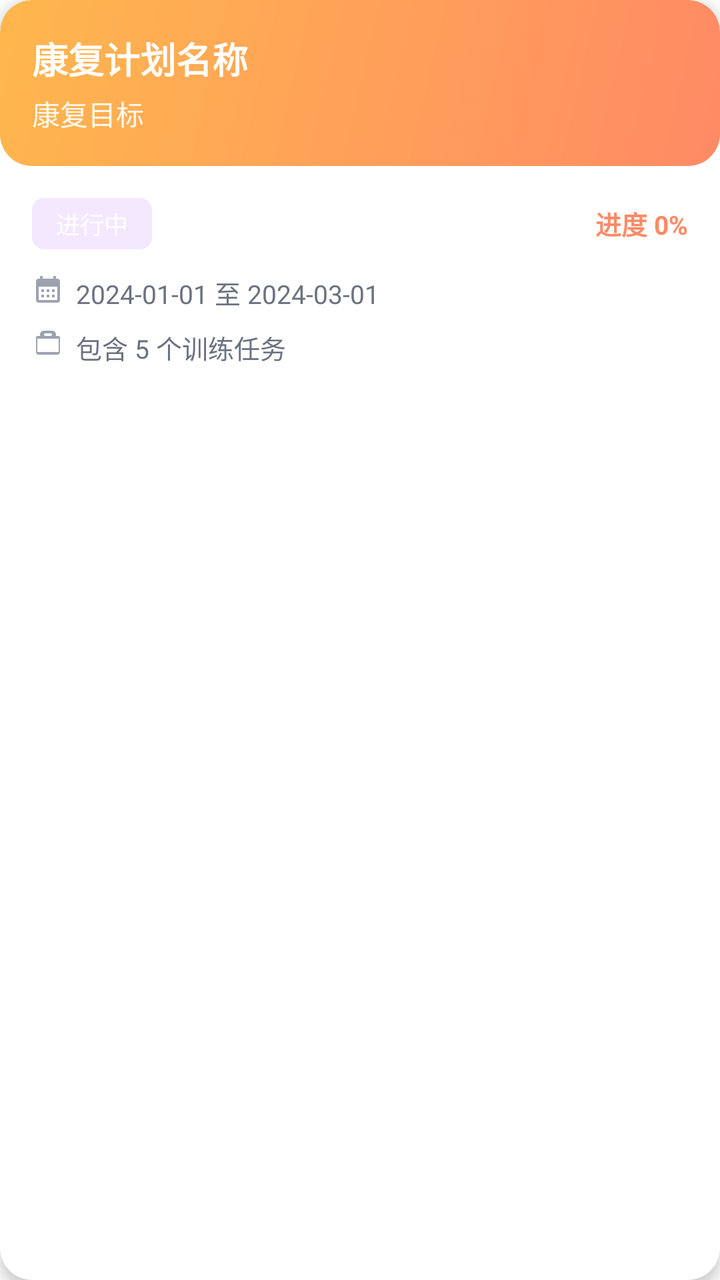
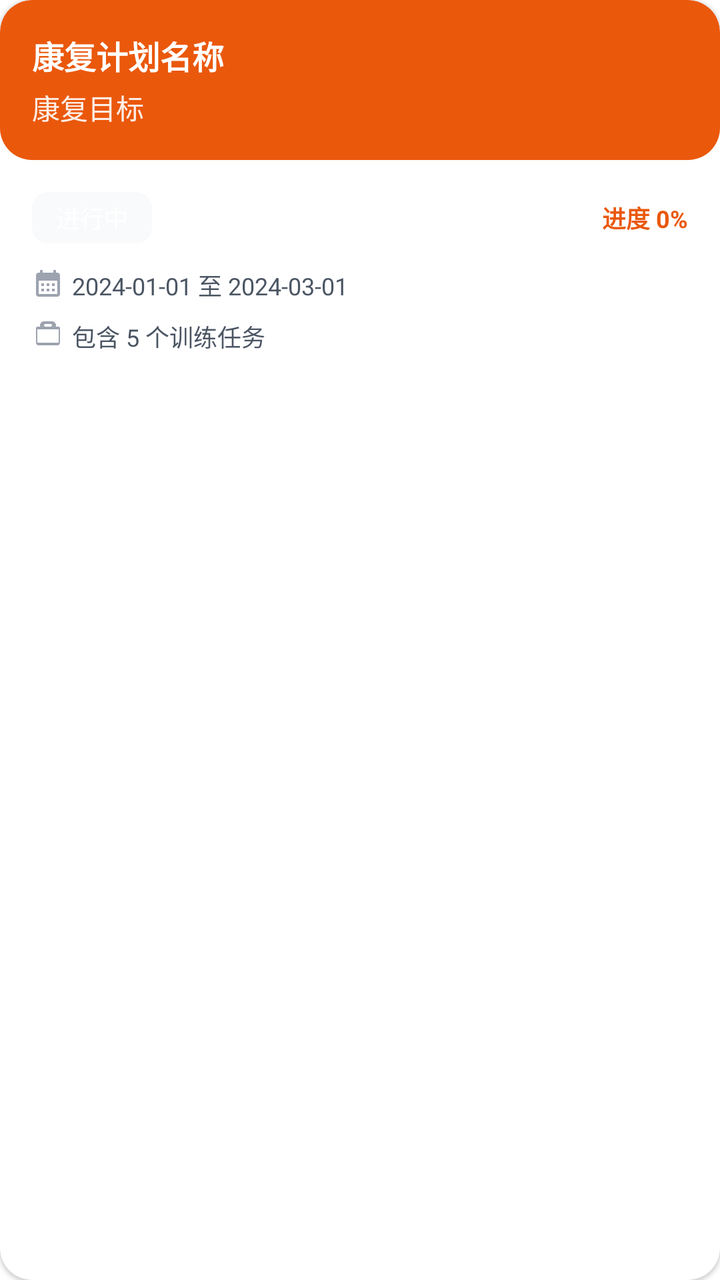

An Android layout rendered at two revisions. The XML below is the earlier revision; the diff shows what the commit changed to produce the second picture.
<!-- AndroidManifest.xml: application theme Theme.WinsRehab -->
<!-- res/layout/item_rehab_plan.xml -->
<?xml version="1.0" encoding="utf-8"?>
<androidx.cardview.widget.CardView
    xmlns:android="http://schemas.android.com/apk/res/android"
    xmlns:app="http://schemas.android.com/apk/res-auto"
    android:layout_width="match_parent"
    android:layout_height="wrap_content"
    android:layout_margin="8dp"
    app:cardCornerRadius="16dp"
    app:cardElevation="4dp"
    android:clickable="true"
    android:focusable="true"
    android:foreground="?attr/selectableItemBackground">

    <LinearLayout
        android:layout_width="match_parent"
        android:layout_height="wrap_content"
        android:orientation="vertical">

        
        <LinearLayout
            android:layout_width="match_parent"
            android:layout_height="wrap_content"
            android:background="@drawable/bg_gradient_warm"
            android:padding="16dp"
            android:orientation="vertical">

            
            <TextView
                android:id="@+id/tv_plan_name"
                android:layout_width="match_parent"
                android:layout_height="wrap_content"
                android:text="康复计划名称"
                android:textSize="18sp"
                android:textStyle="bold"
                android:textColor="#FFFFFF"/>

            
            <TextView
                android:id="@+id/tv_plan_goal"
                android:layout_width="match_parent"
                android:layout_height="wrap_content"
                android:layout_marginTop="4dp"
                android:text="康复目标"
                android:textSize="14sp"
                android:textColor="#FFFFFF"
                android:alpha="0.9"/>
        </LinearLayout>

        
        <LinearLayout
            android:layout_width="match_parent"
            android:layout_height="wrap_content"
            android:padding="16dp"
            android:orientation="vertical">

            
            <LinearLayout
                android:layout_width="match_parent"
                android:layout_height="wrap_content"
                android:orientation="horizontal"
                android:gravity="center_vertical">

                <TextView
                    android:id="@+id/tv_plan_status"
                    android:layout_width="wrap_content"
                    android:layout_height="wrap_content"
                    android:text="进行中"
                    android:textSize="12sp"
                    android:textColor="#FFFFFF"
                    android:background="@drawable/bg_badge_purple"
                    android:paddingHorizontal="12dp"
                    android:paddingVertical="4dp"/>

                <View
                    android:layout_width="0dp"
                    android:layout_height="1dp"
                    android:layout_weight="1"/>

                <TextView
                    android:id="@+id/tv_plan_progress"
                    android:layout_width="wrap_content"
                    android:layout_height="wrap_content"
                    android:text="进度 0%"
                    android:textSize="13sp"
                    android:textColor="#FF8A65"
                    android:textStyle="bold"/>
            </LinearLayout>

            
            <LinearLayout
                android:layout_width="match_parent"
                android:layout_height="wrap_content"
                android:layout_marginTop="12dp"
                android:orientation="horizontal">

                <ImageView
                    android:layout_width="16dp"
                    android:layout_height="16dp"
                    android:src="@drawable/ic_calendar"
                    app:tint="#9CA3AF"/>

                <TextView
                    android:id="@+id/tv_plan_date"
                    android:layout_width="wrap_content"
                    android:layout_height="wrap_content"
                    android:layout_marginStart="6dp"
                    android:text="2024-01-01 至 2024-03-01"
                    android:textSize="13sp"
                    android:textColor="#6B7280"/>
            </LinearLayout>

            
            <LinearLayout
                android:layout_width="match_parent"
                android:layout_height="wrap_content"
                android:layout_marginTop="8dp"
                android:orientation="horizontal">

                <ImageView
                    android:layout_width="16dp"
                    android:layout_height="16dp"
                    android:src="@drawable/ic_task"
                    app:tint="#9CA3AF"/>

                <TextView
                    android:id="@+id/tv_task_count"
                    android:layout_width="wrap_content"
                    android:layout_height="wrap_content"
                    android:layout_marginStart="6dp"
                    android:text="包含 5 个训练任务"
                    android:textSize="13sp"
                    android:textColor="#6B7280"/>
            </LinearLayout>
        </LinearLayout>
    </LinearLayout>
</androidx.cardview.widget.CardView>
<!-- resources referenced by this layout -->
<resources>
  <!-- drawable bg_badge_purple (drawable) -->
  <?xml version="1.0" encoding="utf-8"?>
  <shape xmlns:android="http://schemas.android.com/apk/res/android">
      <solid android:color="#F3E8FF" /> 
      <corners android:radius="6dp" />
  </shape>
  <!-- drawable bg_gradient_warm (drawable) -->
  <?xml version="1.0" encoding="utf-8"?>
  <shape xmlns:android="http://schemas.android.com/apk/res/android">
      <gradient
          android:startColor="#FF8A65"
          android:endColor="#FFB74D"
          android:angle="135"/>
      <corners android:radius="16dp"/>
  </shape>
  <!-- drawable ic_calendar (drawable) -->
  <vector xmlns:android="http://schemas.android.com/apk/res/android" android:height="24dp" android:tint="#000000" android:viewportHeight="24" android:viewportWidth="24" android:width="24dp">
        
      <path android:fillColor="@android:color/white" android:pathData="M19,4h-1V2h-2v2H8V2H6v2H5C3.89,4 3.01,4.9 3.01,6L3,20c0,1.1 0.89,2 2,2h14c1.1,0 2,-0.9 2,-2V6C21,4.9 20.1,4 19,4zM19,20H5V10h14V20zM9,14H7v-2h2V14zM13,14h-2v-2h2V14zM17,14h-2v-2h2V14zM9,18H7v-2h2V18zM13,18h-2v-2h2V18zM17,18h-2v-2h2V18z"/>
      
  </vector>
  <!-- drawable ic_task (drawable) -->
  <vector xmlns:android="http://schemas.android.com/apk/res/android"
      android:width="24dp"
      android:height="24dp"
      android:viewportWidth="24"
      android:viewportHeight="24">
      <path
          android:fillColor="#000000"
          android:pathData="M20,6h-2.18c0.11,-0.31 0.18,-0.65 0.18,-1 0,-1.66 -1.34,-3 -3,-3h-6c-1.66,0 -3,1.34 -3,3 0,0.35 0.07,0.69 0.18,1H4c-0.55,0 -1,0.45 -1,1v11c0,1.1 0.9,2 2,2h14c1.1,0 2,-0.9 2,-2V7c0,-0.55 -0.45,-1 -1,-1zM9,5c0,-0.55 0.45,-1 1,-1h4c0.55,0 1,0.45 1,1s-0.45,1 -1,1h-4c-0.55,0 -1,-0.45 -1,-1zm11,13H4V8h16v10z"/>
  </vector>
  <style name="Theme.WinsRehab" parent="Theme.MaterialComponents.DayNight.NoActionBar">
          <item name="buttonStyle">@style/MyRoundButton</item>
  
  
  
      </style>
  <style name="MyRoundButton">MyRoundButton
          <item name="android:background">@drawable/shape_btn_round</item>
  
      </style>
  <!-- drawable shape_btn_round (drawable) -->
  <?xml version="1.0" encoding="utf-8"?>
  <shape xmlns:android="http://schemas.android.com/apk/res/android">
  
      <corners android:radius="10dp"/>               
      <padding android:left="1dp" android:right="1dp"
        />
  </shape>
</resources>

<!-- the commit's change to res/layout/item_rehab_plan.xml (unified diff, before → after) -->
@@ -4,9 +4,9 @@
     xmlns:app="http://schemas.android.com/apk/res-auto"
     android:layout_width="match_parent"
     android:layout_height="wrap_content"
-    android:layout_margin="8dp"
-    app:cardCornerRadius="16dp"
-    app:cardElevation="4dp"
+    android:layout_margin="@dimen/space_8"
+    app:cardCornerRadius="@dimen/radius_16"
+    app:cardElevation="@dimen/elevation_1"
     android:clickable="true"
     android:focusable="true"
     android:foreground="?attr/selectableItemBackground">
@@ -21,7 +21,7 @@
             android:layout_width="match_parent"
             android:layout_height="wrap_content"
             android:background="@drawable/bg_gradient_warm"
-            android:padding="16dp"
+            android:padding="@dimen/space_16"
             android:orientation="vertical">
 
             
@@ -29,20 +29,18 @@
                 android:id="@+id/tv_plan_name"
                 android:layout_width="match_parent"
                 android:layout_height="wrap_content"
-                android:text="康复计划名称"
-                android:textSize="18sp"
+                android:text="康复计划名称" android:textAppearance="@style/TextAppearance.WinsRehab.Title16"
                 android:textStyle="bold"
-                android:textColor="#FFFFFF"/>
+                android:textColor="@color/on_primary"/>
 
             
             <TextView
                 android:id="@+id/tv_plan_goal"
                 android:layout_width="match_parent"
                 android:layout_height="wrap_content"
-                android:layout_marginTop="4dp"
-                android:text="康复目标"
-                android:textSize="14sp"
-                android:textColor="#FFFFFF"
+                android:layout_marginTop="@dimen/space_4"
+                android:text="康复目标" android:textAppearance="@style/TextAppearance.WinsRehab.Body14"
+                android:textColor="@color/on_primary"
                 android:alpha="0.9"/>
         </LinearLayout>
 
@@ -50,7 +48,7 @@
         <LinearLayout
             android:layout_width="match_parent"
             android:layout_height="wrap_content"
-            android:padding="16dp"
+            android:padding="@dimen/space_16"
             android:orientation="vertical">
 
             
@@ -64,12 +62,11 @@
                     android:id="@+id/tv_plan_status"
                     android:layout_width="wrap_content"
                     android:layout_height="wrap_content"
-                    android:text="进行中"
-                    android:textSize="12sp"
-                    android:textColor="#FFFFFF"
+                    android:text="进行中" android:textAppearance="@style/TextAppearance.WinsRehab.Body12"
+                    android:textColor="@color/on_primary"
                     android:background="@drawable/bg_badge_purple"
-                    android:paddingHorizontal="12dp"
-                    android:paddingVertical="4dp"/>
+                    android:paddingHorizontal="@dimen/space_12"
+                    android:paddingVertical="@dimen/space_4"/>
 
                 <View
                     android:layout_width="0dp"
@@ -80,9 +77,8 @@
                     android:id="@+id/tv_plan_progress"
                     android:layout_width="wrap_content"
                     android:layout_height="wrap_content"
-                    android:text="进度 0%"
-                    android:textSize="13sp"
-                    android:textColor="#FF8A65"
+                    android:text="进度 0%" android:textAppearance="@style/TextAppearance.WinsRehab.Body12"
+                    android:textColor="@color/warning"
                     android:textStyle="bold"/>
             </LinearLayout>
 
@@ -90,46 +86,44 @@
             <LinearLayout
                 android:layout_width="match_parent"
                 android:layout_height="wrap_content"
-                android:layout_marginTop="12dp"
+                android:layout_marginTop="@dimen/space_12"
                 android:orientation="horizontal">
 
                 <ImageView
                     android:layout_width="16dp"
                     android:layout_height="16dp"
                     android:src="@drawable/ic_calendar"
-                    app:tint="#9CA3AF"/>
+                    app:tint="@color/on_surface_tertiary"/>
 
                 <TextView
                     android:id="@+id/tv_plan_date"
                     android:layout_width="wrap_content"
                     android:layout_height="wrap_content"
-                    android:layout_marginStart="6dp"
-                    android:text="2024-01-01 至 2024-03-01"
-                    android:textSize="13sp"
-                    android:textColor="#6B7280"/>
+                    android:layout_marginStart="@dimen/space_4"
+                    android:text="2024-01-01 至 2024-03-01" android:textAppearance="@style/TextAppearance.WinsRehab.Body12"
+                    android:textColor="@color/on_surface_secondary"/>
             </LinearLayout>
 
             
             <LinearLayout
                 android:layout_width="match_parent"
                 android:layout_height="wrap_content"
-                android:layout_marginTop="8dp"
+                android:layout_marginTop="@dimen/space_8"
                 android:orientation="horizontal">
 
                 <ImageView
                     android:layout_width="16dp"
                     android:layout_height="16dp"
                     android:src="@drawable/ic_task"
-                    app:tint="#9CA3AF"/>
+                    app:tint="@color/on_surface_tertiary"/>
 
                 <TextView
                     android:id="@+id/tv_task_count"
                     android:layout_width="wrap_content"
                     android:layout_height="wrap_content"
-                    android:layout_marginStart="6dp"
-                    android:text="包含 5 个训练任务"
-                    android:textSize="13sp"
-                    android:textColor="#6B7280"/>
+                    android:layout_marginStart="@dimen/space_4"
+                    android:text="包含 5 个训练任务" android:textAppearance="@style/TextAppearance.WinsRehab.Body12"
+                    android:textColor="@color/on_surface_secondary"/>
             </LinearLayout>
         </LinearLayout>
     </LinearLayout>
<!-- resource entries referenced after the edit -->
@@ -1,22 +1,32 @@
 <!-- resources referenced by this layout -->
 <resources>
+  <color name="on_primary">#FFFFFFFF</color>
+  <color name="on_surface_secondary">#FF4B5563</color>
+  <color name="on_surface_tertiary">#FF9CA3AF</color>
+  <color name="warning">#FFEA580C</color>
+  <dimen name="elevation_1">1dp</dimen>
+  <dimen name="radius_16">16dp</dimen>
+  <dimen name="space_12">12dp</dimen>
+  <dimen name="space_16">16dp</dimen>
+  <dimen name="space_4">4dp</dimen>
+  <dimen name="space_8">8dp</dimen>
   <!-- drawable bg_badge_purple (drawable) -->
   <?xml version="1.0" encoding="utf-8"?>
   <shape xmlns:android="http://schemas.android.com/apk/res/android">
-      <solid android:color="#F3E8FF" /> 
-      <corners android:radius="6dp" />
+      <solid android:color="@color/surface_variant" /> 
+      <corners android:radius="@dimen/radius_8" />
   </shape>
   <!-- drawable bg_gradient_warm (drawable) -->
   <?xml version="1.0" encoding="utf-8"?>
   <shape xmlns:android="http://schemas.android.com/apk/res/android">
       <gradient
-          android:startColor="#FF8A65"
-          android:endColor="#FFB74D"
+          android:startColor="@color/warning"
+          android:endColor="@color/warning"
           android:angle="135"/>
-      <corners android:radius="16dp"/>
+      <corners android:radius="@dimen/radius_16"/>
   </shape>
   <!-- drawable ic_calendar (drawable) -->
-  <vector xmlns:android="http://schemas.android.com/apk/res/android" android:height="24dp" android:tint="#000000" android:viewportHeight="24" android:viewportWidth="24" android:width="24dp">
+  <vector xmlns:android="http://schemas.android.com/apk/res/android" android:height="24dp" android:tint="@color/on_surface" android:viewportHeight="24" android:viewportWidth="24" android:width="24dp">
         
       <path android:fillColor="@android:color/white" android:pathData="M19,4h-1V2h-2v2H8V2H6v2H5C3.89,4 3.01,4.9 3.01,6L3,20c0,1.1 0.89,2 2,2h14c1.1,0 2,-0.9 2,-2V6C21,4.9 20.1,4 19,4zM19,20H5V10h14V20zM9,14H7v-2h2V14zM13,14h-2v-2h2V14zM17,14h-2v-2h2V14zM9,18H7v-2h2V18zM13,18h-2v-2h2V18zM17,18h-2v-2h2V18z"/>
       
@@ -28,15 +38,27 @@
       android:viewportWidth="24"
       android:viewportHeight="24">
       <path
-          android:fillColor="#000000"
+          android:fillColor="@color/on_surface"
           android:pathData="M20,6h-2.18c0.11,-0.31 0.18,-0.65 0.18,-1 0,-1.66 -1.34,-3 -3,-3h-6c-1.66,0 -3,1.34 -3,3 0,0.35 0.07,0.69 0.18,1H4c-0.55,0 -1,0.45 -1,1v11c0,1.1 0.9,2 2,2h14c1.1,0 2,-0.9 2,-2V7c0,-0.55 -0.45,-1 -1,-1zM9,5c0,-0.55 0.45,-1 1,-1h4c0.55,0 1,0.45 1,1s-0.45,1 -1,1h-4c-0.55,0 -1,-0.45 -1,-1zm11,13H4V8h16v10z"/>
   </vector>
+  <style name="TextAppearance.WinsRehab.Body12">
+          <item name="android:textSize">12sp</item> 
+      </style>
+  <style name="TextAppearance.WinsRehab.Body14">
+          <item name="android:textSize">14sp</item> 
+      </style>
+  <style name="TextAppearance.WinsRehab.Title16">
+          <item name="android:textSize">16sp</item> 
+      </style>
   <style name="Theme.WinsRehab" parent="Theme.MaterialComponents.DayNight.NoActionBar">
           <item name="buttonStyle">@style/MyRoundButton</item>
   
   
   
       </style>
+  <color name="surface_variant">#FFF9FAFB</color>
+  <dimen name="radius_8">8dp</dimen>
+  <color name="on_surface">#FF1F2937</color>
   <style name="MyRoundButton">MyRoundButton
           <item name="android:background">@drawable/shape_btn_round</item>
   
@@ -45,8 +67,8 @@
   <?xml version="1.0" encoding="utf-8"?>
   <shape xmlns:android="http://schemas.android.com/apk/res/android">
   
-      <corners android:radius="10dp"/>               
-      <padding android:left="1dp" android:right="1dp"
+      <corners android:radius="@dimen/radius_8"/>               
+      <padding android:left="@dimen/space_4" android:right="@dimen/space_4"
         />
   </shape>
 </resources>
